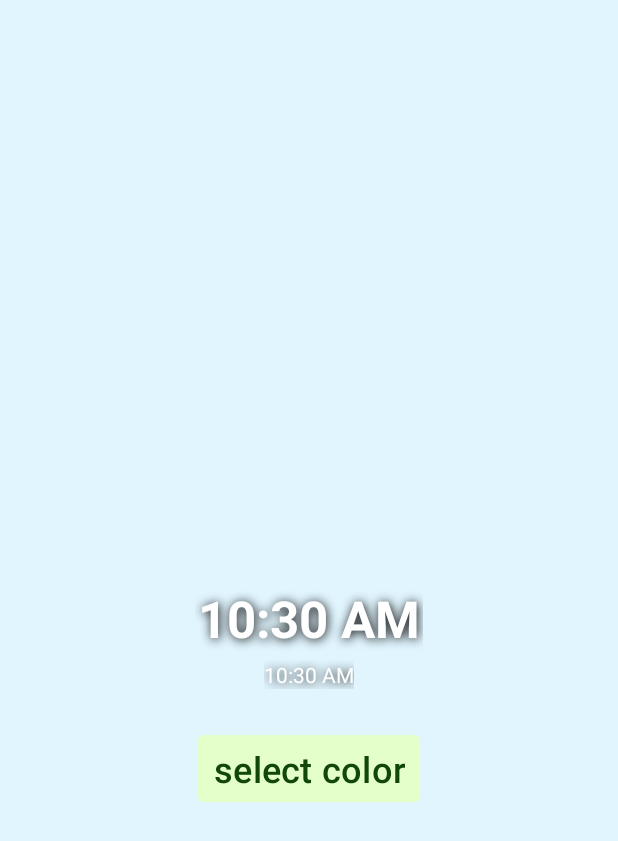
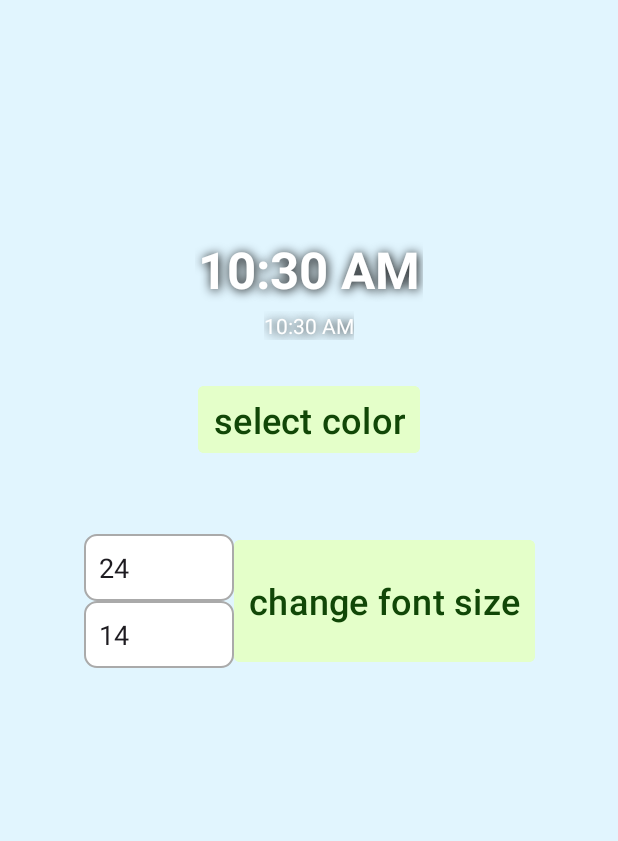
Before and after one commit to arantir/clockWidget, an Android app: the screen it shows after launch (MainActivity), on a phone screen of 412 x 824 dp. Shown: the top 841 px of the screen. Run offline under Robolectric (Android 15) with nearby library versions, the phone set to English and light mode, and no system bars; libraries missing offline, so code that uses them is left out: com.jaredrummler.android.

Commit message:
размер текста
Добавлены контейнеры для ввода текста и кнопка. Пока ничего не делают, но в будущем по нажатию на кнопку будет меняться размер шрифта на виджете.

```diff
--- /dev/null
+++ b/app/src/main/res/drawable/edittext_background.xml
@@ -0,0 +1,7 @@
+<shape xmlns:android="http://schemas.android.com/apk/res/android">
+    <solid android:color="@android:color/white"/> <!-- Цвет фона -->
+    <corners android:radius="8dp"/> <!-- Закругленные углы -->
+    <stroke
+        android:width="1dp"
+        android:color="@android:color/darker_gray"/> <!-- Цвет рамки -->
+</shape>
--- a/app/src/main/res/layout/activity_main.xml
+++ b/app/src/main/res/layout/activity_main.xml
@@ -31,6 +31,7 @@
         app:layout_constraintStart_toStartOf="parent"
         app:layout_constraintTop_toTopOf="parent"
         android:layout_centerInParent="true"
+        app:layout_constraintVertical_bias="0.2"
         android:format24Hour="HH:mm:ss"/>
 
     <TextClock
@@ -68,4 +69,70 @@
         app:layout_constraintStart_toStartOf="@+id/textClock"
         app:layout_constraintTop_toBottomOf="@+id/textClock" />
 
+    <androidx.constraintlayout.widget.ConstraintLayout
+        android:id="@+id/clFontSize"
+        android:layout_width="wrap_content"
+        android:layout_height="wrap_content"
+        android:layout_marginTop="50dp"
+        app:layout_constraintEnd_toEndOf="@+id/btColorPick"
+        app:layout_constraintStart_toStartOf="@+id/btColorPick"
+        app:layout_constraintTop_toBottomOf="@+id/btColorPick">
+
+        <androidx.constraintlayout.widget.ConstraintLayout
+            android:id="@+id/clFontSizeInput"
+            android:layout_width="wrap_content"
+            android:layout_height="wrap_content"
+            app:layout_constraintBottom_toBottomOf="parent"
+            app:layout_constraintEnd_toStartOf="@id/btFontSizeChange"
+            app:layout_constraintStart_toStartOf="parent"
+            app:layout_constraintTop_toTopOf="parent">
+
+            <EditText
+                android:id="@+id/etFontSizeTime"
+                android:layout_width="100dp"
+                android:layout_height="wrap_content"
+                android:ems="10"
+                android:inputType="number"
+                android:text="24"
+                app:layout_constraintBottom_toTopOf="@+id/etFontSizeDate"
+                app:layout_constraintEnd_toEndOf="parent"
+                app:layout_constraintStart_toStartOf="parent"
+                app:layout_constraintTop_toTopOf="parent"
+                android:padding="10dp"
+                android:background="@drawable/edittext_background"
+                android:maxLength="3"/>
+
+            <EditText
+                android:id="@+id/etFontSizeDate"
+                android:layout_width="100dp"
+                android:layout_height="wrap_content"
+                android:ems="10"
+                android:inputType="number"
+                android:text="14"
+                app:layout_constraintBottom_toBottomOf="parent"
+                app:layout_constraintEnd_toEndOf="parent"
+                app:layout_constraintStart_toStartOf="parent"
+                app:layout_constraintTop_toBottomOf="@+id/etFontSizeTime"
+                android:padding="10dp"
+                android:background="@drawable/edittext_background"
+                android:maxLength="3"/>
+        </androidx.constraintlayout.widget.ConstraintLayout>
+
+        <Button
+            android:id="@+id/btFontSizeChange"
+            android:layout_width="wrap_content"
+            android:layout_height="0dp"
+            android:backgroundTint="@color/light_green"
+            android:paddingLeft="10dp"
+            android:paddingRight="10dp"
+            android:text="@string/bt_font_size"
+            android:textColor="@color/bt_color_pick_font"
+            android:textSize="24sp"
+            app:cornerRadius="4dp"
+            app:layout_constraintBottom_toBottomOf="parent"
+            app:layout_constraintEnd_toEndOf="parent"
+            app:layout_constraintStart_toEndOf="@+id/clFontSizeInput"
+            app:layout_constraintTop_toTopOf="parent" />
+    </androidx.constraintlayout.widget.ConstraintLayout>
+
 </androidx.constraintlayout.widget.ConstraintLayout>
--- a/app/src/main/res/values/strings.xml
+++ b/app/src/main/res/values/strings.xml
@@ -5,4 +5,5 @@
     <string name="add_widget">Add widget</string>
     <string name="app_widget_description">This is an app widget description</string>
     <string name="bt_color_pick">select color</string>
+    <string name="bt_font_size">change font size</string>
 </resources>
```
